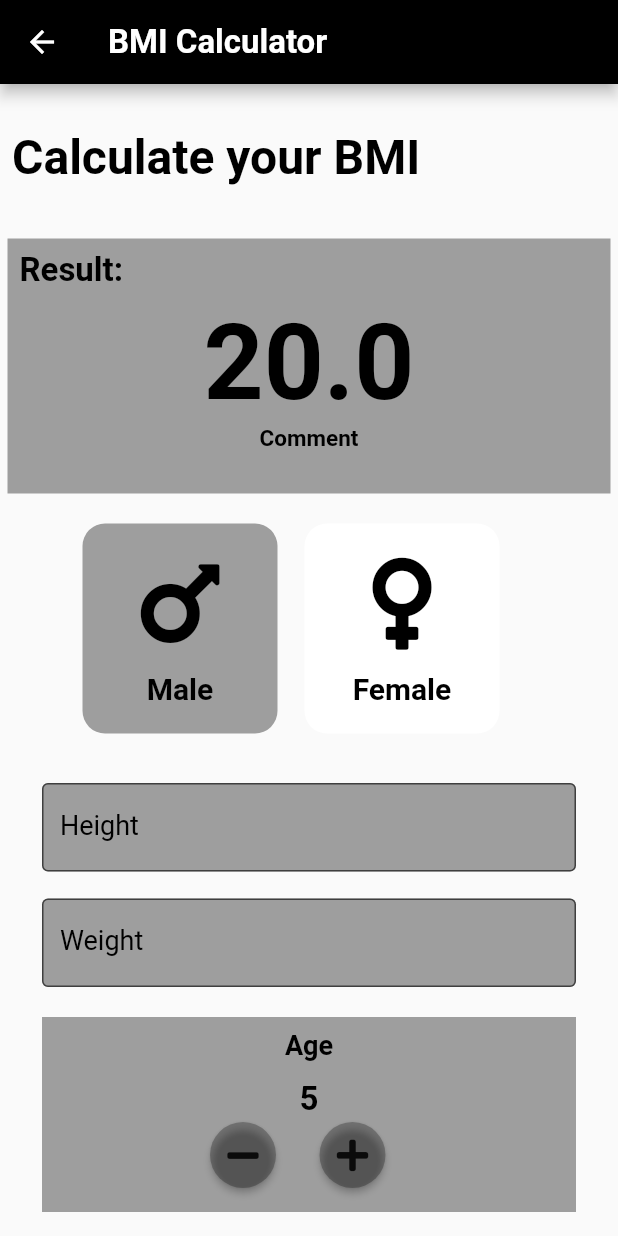
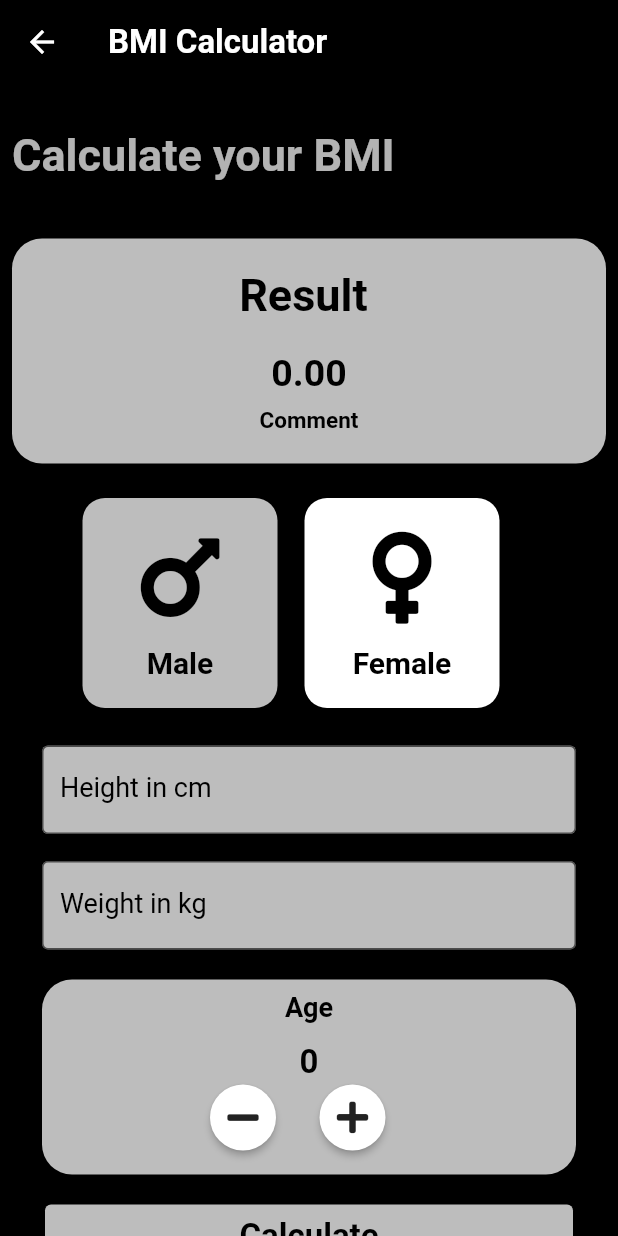
Before and after one commit to saipreethi14/flutterfitness22, a Flutter app: the bmi screen opened directly, on a phone screen of 412 x 824 dp. Run offline on Flutter 3.47's test engine with Material 2 defaults, Android fonts, the phone set to English and light mode, and no system bars; our stand-ins replace chewie, cloud_firestore, firebase_auth, firebase_core, font_awesome_flutter, video_player; missing offline and left inert: flutter_login_facebook; accounts and stored records are empty; network calls fail.

Commit message:
updated bmi functionality

```diff
--- a/lib/HomePage.dart
+++ b/lib/HomePage.dart
@@ -26,6 +26,7 @@ class _InputPageState extends State<Homepage> {
   @override
   Widget build(BuildContext context) {
     return Scaffold(
+      backgroundColor: Colors.grey[400],
         appBar: AppBar(
           leading: IconButton(
             onPressed: () {},
--- a/lib/PlusMinus.dart
+++ b/lib/PlusMinus.dart
@@ -12,7 +12,7 @@ class PlusMinus extends StatelessWidget {
     return RawMaterialButton(
       child: Icon(icon),
       onPressed: onPress,
-      fillColor: Colors.black26,
+      fillColor: Colors.white,
       constraints: BoxConstraints.tightFor(
         width: 44.0,
         height: 44.0,
--- a/lib/bmi.dart
+++ b/lib/bmi.dart
@@ -15,18 +15,18 @@ enum Gender {
 }
 Gender selectedGender = Gender.male;
 
-const activeColor = Colors.grey;
+const activeColor = Color(0xFFBDBDBD);
 const inactiveColor = Color(0xFFFFFFFF);
 
 const maleColor = inactiveColor;
 const femaleColor = inactiveColor;
 
 
-int age = 5;
-double height = 5;
-double weight = 40;
-double result = 20;
-var comment = "Comment";
+// int age = 0;
+// double height = 0.0;
+// double weight = 0.0;
+// double result=0.0;
+// var comment = "Comment";
 
 class bmi extends StatefulWidget {
   const bmi({Key? key}) : super(key: key);
@@ -37,9 +37,19 @@ class bmi extends StatefulWidget {
 
 class _bmiState extends State<bmi> {
 
+  final TextEditingController _heightController = TextEditingController();
+  final TextEditingController _weightController = TextEditingController();
+
+
+  int age = 0;
+  double height = 0.0;
+  double weight = 0.0;
+  late double _result = 0.0;
+  var comment = "Comment";
   @override
   Widget build(BuildContext context) {
     return Scaffold(
+      backgroundColor: Colors.black,
       appBar: AppBar(
           backgroundColor: Colors.black,
           title:
@@ -66,35 +76,39 @@ class _bmiState extends State<bmi> {
             Padding(
               padding: const EdgeInsets.only(top: 30.0, bottom: 30.0, left: 8.0),
               child: Text('Calculate your BMI', style: TextStyle(
-                fontSize: 32,
+                fontSize: 30,
                 fontWeight: FontWeight.bold,
-                color: Colors.black,
+                color: Colors.white70,
               ),),
             ),
             Padding(
-              padding: const EdgeInsets.all(5.0),
+              padding: const EdgeInsets.all(8.0),
               child: Container(
-                height: 170,
-                width: double.infinity,
-                color: Colors.grey,
+                height: 150,
+                decoration: BoxDecoration(
+                  color: Colors.grey[400],
+                    borderRadius: BorderRadius.all(Radius.circular(20))),
+
+
                 child: Column(
-                  crossAxisAlignment: CrossAxisAlignment.start,
+                  crossAxisAlignment: CrossAxisAlignment.center,
                   children: [
                     Padding(
-                      padding: const EdgeInsets.all(8.0),
-                      child: Text('Result: ', style: TextStyle(
-                        fontSize: 22,
+                      padding: const EdgeInsets.all(20.0),
+                      child: Text('Result ', style: TextStyle(
+                        fontSize: 30,
                         fontWeight: FontWeight.bold,
                         color: Colors.black,
                       ),),
                     ),
                     Center(
-                      child: Text(result.toString(), style: TextStyle(
-                        fontSize: 70,
+                      child: Text(_result.toStringAsFixed(2), style: TextStyle(
+                        fontSize: 25,
                         fontWeight: FontWeight.bold,
                         color: Colors.black,
                       ),),
                     ),
+                    SizedBox(height: 8),
                     Result(
                       customChild1: Center(
                         child: Text(comment, style: TextStyle(
@@ -167,20 +181,22 @@ class _bmiState extends State<bmi> {
             ),
             //................................
             Padding(
-              padding: const EdgeInsets.only(top: 18.0, left:28.0, right: 28.0),
+              padding: const EdgeInsets.only(top: 10.0, left:28.0, right: 28.0),
               child: TextField(
+                controller: _heightController,
+                keyboardType: TextInputType.number,
                 onChanged: (h) {
                   height = h as double;
                 },
                 obscureText: false,
                 decoration: InputDecoration(
                   filled: true,
-                  fillColor: Colors.grey,
+                  fillColor: Colors.grey[400],
                   focusedBorder: OutlineInputBorder(
                     borderSide: BorderSide(color: Colors.white, width: 5.0),
                   ),
                   border: OutlineInputBorder(),
-                  labelText: 'Height',
+                  labelText: 'Height in cm',
                   labelStyle: TextStyle(
                     color: Colors.black,
                     fontSize: 18,
@@ -193,18 +209,20 @@ class _bmiState extends State<bmi> {
             Padding(
               padding: const EdgeInsets.only(top: 18.0, left:28.0, right: 28.0),
               child: TextField(
+                controller: _weightController,
+                keyboardType: TextInputType.number,
                 onChanged: (w) {
-                  height = w as double;
+                 weight = w as double;
                 },
                 obscureText: false,
                 decoration: InputDecoration(
                   filled: true,
-                  fillColor: Colors.grey,
+                  fillColor: Colors.grey[400],
                   focusedBorder: OutlineInputBorder(
                     borderSide: BorderSide(color: Colors.white, width: 5.0),
                   ),
                   border: OutlineInputBorder(),
-                  labelText: 'Weight',
+                  labelText: 'Weight in kg',
                   labelStyle: TextStyle(
                     color: Colors.black,
                     fontSize: 18,
@@ -218,7 +236,11 @@ class _bmiState extends State<bmi> {
               child: Container(
                 height: 130,
                 width: double.infinity,
-                color: Colors.grey,
+                decoration: BoxDecoration(
+                  color: Colors.grey[400],
+                  borderRadius: BorderRadius.all(Radius.circular(20)),
+                ),
+
                 child: Column(
                   children: <Widget>[
                     Center(
@@ -273,17 +295,21 @@ class _bmiState extends State<bmi> {
                 child: TextButton(
                   onPressed: (){
                     setState(() {
-                      result = weight/(height*height);
-                      if (result <= 18.5 ){
+                       height = double.parse(_heightController.text) / 100;
+                       weight = double.parse(_weightController.text);
+
+                      _result = weight/(height*height);  ////////////BMI FORMULA//////////////
+                      if (_result <= 18.5 ){
                         comment = 'Under weight';
                       }
-                      else if(result >= 18.5 && result <= 24.9)
+                      else if(_result >= 18.5 && _result<= 24.9)
                       {
                         comment = 'Good';
                       }
                       else{
                         comment = 'Over weight';
                       }
+                      _result = _result;
                     });
                   },
                   child: Column(
@@ -301,7 +327,7 @@ class _bmiState extends State<bmi> {
                     fixedSize: Size.fromWidth(400),
                     primary: Colors.black,
                     onSurface: Colors.red,
-                    backgroundColor: Colors.grey,
+                    backgroundColor: Colors.grey[400],
                   ),
                 ),
               ),
@@ -326,7 +352,7 @@ class _bmiState extends State<bmi> {
                     ),
                     style: TextButton.styleFrom(
                       primary: Colors.black,
-                      backgroundColor: Colors.grey,
+                      backgroundColor: Colors.grey[400],
                       // fixedSize: Size.fromWidth(160),
                     ),
                   ),
@@ -350,7 +376,7 @@ class _bmiState extends State<bmi> {
                     style: TextButton.styleFrom(
                       // fixedSize: Size.fromWidth(80),
                       primary: Colors.black,
-                      backgroundColor: Colors.grey,
+                      backgroundColor: Colors.grey[400],
                     ),
                   ),
                 ),
--- a/lib/main.dart
+++ b/lib/main.dart
@@ -40,6 +40,7 @@ class MyApp extends StatelessWidget {
         ),
       ],
       child: MaterialApp(
+        debugShowCheckedModeBanner: false,
         title: "APP",
         home: AuthWrapper(),
       ),
--- a/lib/under_weight.dart
+++ b/lib/under_weight.dart
@@ -12,6 +12,7 @@ class _underWeightState extends State<underWeight> {
   @override
   Widget build(BuildContext context) {
     return MaterialApp(
+      debugShowCheckedModeBanner: false,
       home: Scaffold(
         appBar: AppBar(
           backgroundColor: Colors.black,
```
Also changed, not shown: lib/ListofExercise.dart (+32 -35 lines).
